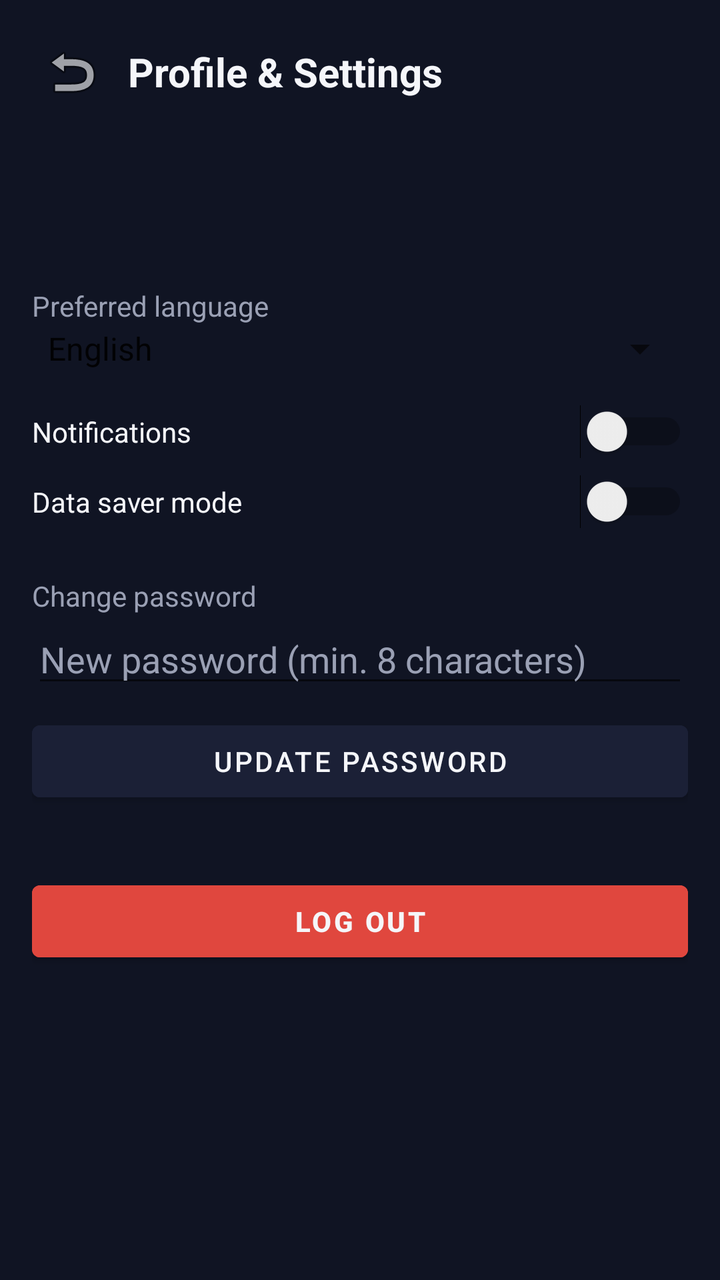
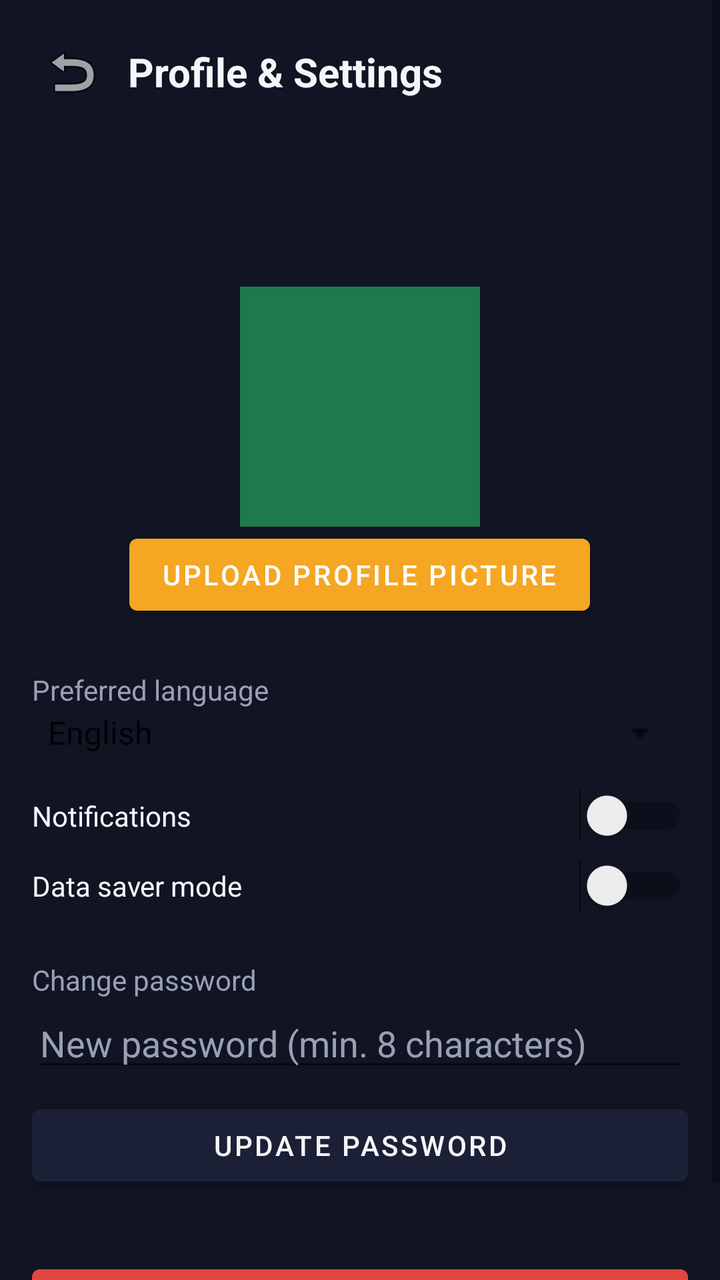

Screens rendered from an Android XML layout before and after an edit, with the pre-edit source and the edit as a unified diff.
<!-- AndroidManifest.xml: application theme Theme.VayaLink -->
<!-- res/layout/activity_profile.xml -->
<?xml version="1.0" encoding="utf-8"?>
<ScrollView xmlns:android="http://schemas.android.com/apk/res/android"
    android:layout_width="match_parent"
    android:layout_height="match_parent"
    android:background="@color/vaya_bg_dark">

    <LinearLayout
        android:layout_width="match_parent"
        android:layout_height="wrap_content"
        android:orientation="vertical"
        android:padding="16dp">

        <LinearLayout
            android:layout_width="match_parent"
            android:layout_height="wrap_content"
            android:orientation="horizontal"
            android:gravity="center_vertical">

            <ImageButton
                android:id="@+id/btnBack"
                android:layout_width="40dp"
                android:layout_height="40dp"
                android:background="@android:color/transparent"
                android:contentDescription="Back"
                android:src="@android:drawable/ic_menu_revert" />

            <TextView
                android:layout_width="wrap_content"
                android:layout_height="wrap_content"
                android:layout_marginStart="8dp"
                android:text="Profile &amp; Settings"
                android:textColor="@color/vaya_text_light"
                android:textSize="20sp"
                android:textStyle="bold" />
        </LinearLayout>

        <TextView
            android:id="@+id/tvName"
            android:layout_width="match_parent"
            android:layout_height="wrap_content"
            android:layout_marginTop="20dp"
            android:textColor="@color/vaya_text_light"
            android:textSize="18sp"
            android:textStyle="bold" />

        <TextView
            android:id="@+id/tvEmail"
            android:layout_width="match_parent"
            android:layout_height="wrap_content"
            android:textColor="@color/vaya_text_muted" />

        <TextView
            android:layout_width="match_parent"
            android:layout_height="wrap_content"
            android:layout_marginTop="24dp"
            android:text="Preferred language"
            android:textColor="@color/vaya_text_muted" />

        <Spinner
            android:id="@+id/spinnerLanguage"
            android:layout_width="match_parent"
            android:layout_height="wrap_content"
            android:entries="@array/languages" />

        <LinearLayout
            android:layout_width="match_parent"
            android:layout_height="wrap_content"
            android:layout_marginTop="16dp"
            android:orientation="horizontal"
            android:gravity="center_vertical">

            <TextView
                android:layout_width="0dp"
                android:layout_height="wrap_content"
                android:layout_weight="1"
                android:text="Notifications"
                android:textColor="@color/vaya_text_light" />

            <Switch
                android:id="@+id/switchNotifications"
                android:layout_width="wrap_content"
                android:layout_height="wrap_content" />
        </LinearLayout>

        <LinearLayout
            android:layout_width="match_parent"
            android:layout_height="wrap_content"
            android:layout_marginTop="8dp"
            android:orientation="horizontal"
            android:gravity="center_vertical">

            <TextView
                android:layout_width="0dp"
                android:layout_height="wrap_content"
                android:layout_weight="1"
                android:text="Data saver mode"
                android:textColor="@color/vaya_text_light" />

            <Switch
                android:id="@+id/switchDataSaver"
                android:layout_width="wrap_content"
                android:layout_height="wrap_content" />
        </LinearLayout>

        <TextView
            android:layout_width="match_parent"
            android:layout_height="wrap_content"
            android:layout_marginTop="24dp"
            android:text="Change password"
            android:textColor="@color/vaya_text_muted" />

        <EditText
            android:id="@+id/etNewPassword"
            android:layout_width="match_parent"
            android:layout_height="wrap_content"
            android:hint="New password (min. 8 characters)"
            android:inputType="textPassword"
            android:textColor="@color/vaya_text_light"
            android:textColorHint="@color/vaya_text_muted" />

        <Button
            android:id="@+id/btnChangePassword"
            android:layout_width="match_parent"
            android:layout_height="wrap_content"
            android:layout_marginTop="8dp"
            android:backgroundTint="@color/vaya_card_dark"
            android:text="Update Password"
            android:textColor="@color/vaya_text_light" />

        <Button
            android:id="@+id/btnLogout"
            android:layout_width="match_parent"
            android:layout_height="wrap_content"
            android:layout_marginTop="32dp"
            android:backgroundTint="@color/vaya_danger"
            android:text="Log Out"
            android:textColor="@color/vaya_text_light"
            android:textStyle="bold" />

    </LinearLayout>
</ScrollView>
<!-- resources referenced by this layout -->
<resources>
  <string-array name="languages">
          <item>English</item>
          <item>isiZulu</item>
      </string-array>
  <color name="vaya_bg_dark">#101423</color>
  <color name="vaya_card_dark">#1B2036</color>
  <color name="vaya_danger">#E0473E</color>
  <color name="vaya_text_light">#F5F6FA</color>
  <color name="vaya_text_muted">#9AA0B4</color>
  <style name="Theme.VayaLink" parent="Theme.MaterialComponents.DayNight.NoActionBar">
          <item name="colorPrimary">@color/vaya_orange</item>
          <item name="colorPrimaryDark">@color/vaya_bg_dark</item>
          <item name="colorAccent">@color/vaya_green</item>
          <item name="android:windowBackground">@color/vaya_bg_dark</item>
      </style>
  <color name="vaya_orange">#F5A623</color>
  <color name="vaya_green">#1E7A4C</color>
</resources>

<!-- the commit's change to res/layout/activity_profile.xml (unified diff, before → after) -->
@@ -48,7 +48,21 @@
             android:layout_width="match_parent"
             android:layout_height="wrap_content"
             android:textColor="@color/vaya_text_muted" />
+        <ImageView
+            android:id="@+id/ivProfileImage"
+            android:layout_width="120dp"
+            android:layout_height="120dp"
+            android:layout_gravity="center"
+            android:layout_marginTop="24dp"
+            android:background="@drawable/ic_launcher_background"
+            android:scaleType="centerCrop" />
 
+        <Button
+            android:id="@+id/btnUploadImage"
+            android:layout_width="wrap_content"
+            android:layout_height="wrap_content"
+            android:layout_gravity="center"
+            android:text="Upload Profile Picture" />
         <TextView
             android:layout_width="match_parent"
             android:layout_height="wrap_content"
<!-- resource entries referenced after the edit -->
@@ -9,6 +9,11 @@
   <color name="vaya_danger">#E0473E</color>
   <color name="vaya_text_light">#F5F6FA</color>
   <color name="vaya_text_muted">#9AA0B4</color>
+  <!-- drawable ic_launcher_background (drawable) -->
+  <?xml version="1.0" encoding="utf-8"?>
+  <shape xmlns:android="http://schemas.android.com/apk/res/android" android:shape="rectangle">
+      <solid android:color="#1E7A4C" />
+  </shape>
   <style name="Theme.VayaLink" parent="Theme.MaterialComponents.DayNight.NoActionBar">
           <item name="colorPrimary">@color/vaya_orange</item>
           <item name="colorPrimaryDark">@color/vaya_bg_dark</item>
